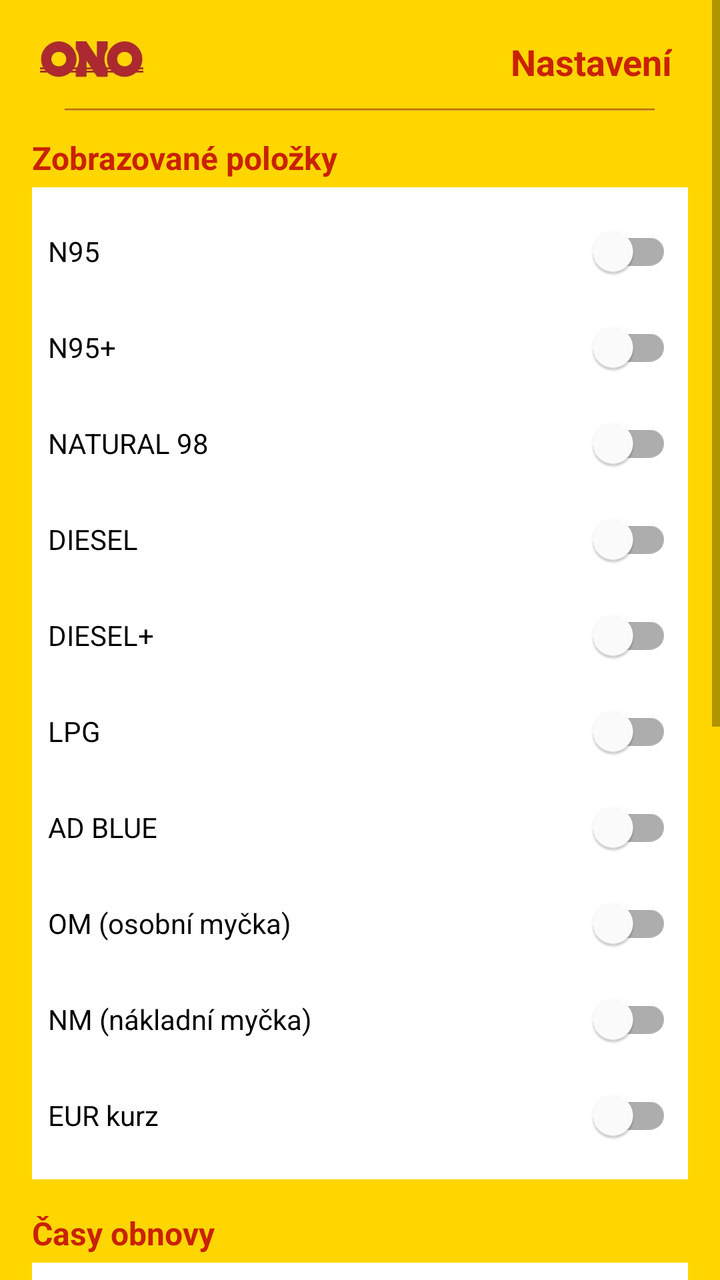
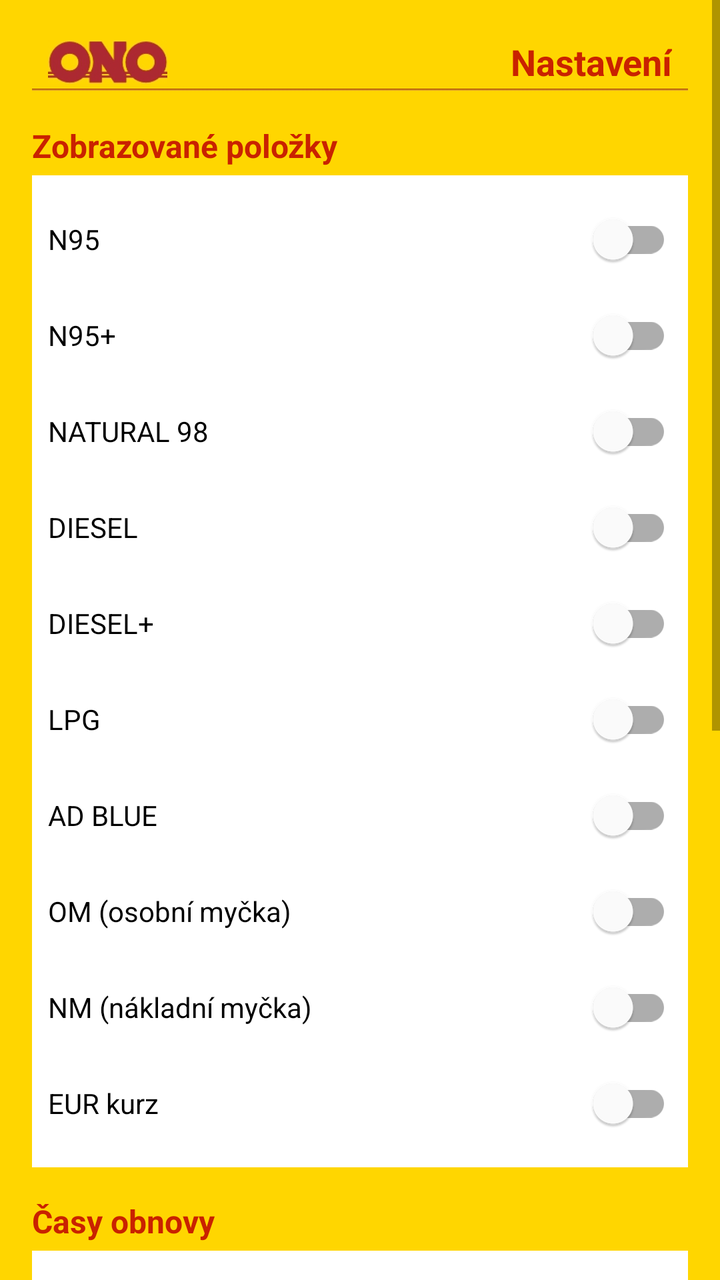

Screens rendered from an Android XML layout before and after an edit, with the pre-edit source and the edit as a unified diff.
<!-- AndroidManifest.xml: activity theme Theme.TankONOWidget -->
<!-- res/layout/activity_main.xml -->
<?xml version="1.0" encoding="utf-8"?>

<ScrollView xmlns:android="http://schemas.android.com/apk/res/android"
    xmlns:app="http://schemas.android.com/apk/res-auto"
    android:layout_width="match_parent"
    android:layout_height="match_parent"
    android:background="@color/yellow">

    <LinearLayout
        android:layout_width="match_parent"
        android:layout_height="wrap_content"
        android:orientation="vertical"
        android:padding="16dp">

        
        <LinearLayout
            android:layout_width="match_parent"
            android:layout_height="30dp"
            android:orientation="horizontal"
            android:gravity="center_vertical"
            android:background="@color/yellow">

            <ImageView
                android:layout_width="wrap_content"
                android:layout_height="22dp"
                android:src="@drawable/logo_text"
                android:scaleType="fitStart"
                android:paddingStart="4dp"
                android:contentDescription="ONO text" />

            <TextView
                android:layout_width="0dp"
                android:layout_height="match_parent"
                android:layout_weight="1"
                android:text="Nastavení"
                android:textSize="18sp"
                android:textColor="@color/red"
                android:textStyle="bold"
                android:gravity="center_vertical|end"
                android:paddingEnd="8dp" />

        </LinearLayout>

        
        <LinearLayout
            android:layout_width="match_parent"
            android:layout_height="wrap_content"
            android:orientation="horizontal"
            android:layout_marginTop="4dp"
            android:layout_marginBottom="4dp">

            <View
                android:layout_width="0dp"
                android:layout_weight="5"
                android:layout_height="1dp" />

            <ImageView
                android:layout_width="0dp"
                android:layout_weight="90"
                android:layout_height="6dp"
                android:src="@drawable/logo_linka"
                android:scaleType="fitXY"
                android:contentDescription="Linka" />

            <View
                android:layout_width="0dp"
                android:layout_weight="5"
                android:layout_height="1dp" />

        </LinearLayout>

        
        <TextView
            android:layout_width="wrap_content"
            android:layout_height="wrap_content"
            android:text="Zobrazované položky"
            android:textSize="16sp"
            android:textStyle="bold"
            android:textColor="@color/red"
            android:layout_marginTop="8dp" />

        <LinearLayout
            android:layout_width="match_parent"
            android:layout_height="wrap_content"
            android:orientation="vertical"
            android:background="@color/white"
            android:padding="8dp"
            android:layout_marginTop="4dp">

            <com.google.android.material.switchmaterial.SwitchMaterial
                android:id="@+id/switch_n95"
                android:layout_width="match_parent"
                android:layout_height="wrap_content"
                android:text="N95" />

            <com.google.android.material.switchmaterial.SwitchMaterial
                android:id="@+id/switch_n95p"
                android:layout_width="match_parent"
                android:layout_height="wrap_content"
                android:text="N95+" />

            <com.google.android.material.switchmaterial.SwitchMaterial
                android:id="@+id/switch_n98"
                android:layout_width="match_parent"
                android:layout_height="wrap_content"
                android:text="NATURAL 98" />

            <com.google.android.material.switchmaterial.SwitchMaterial
                android:id="@+id/switch_diesel"
                android:layout_width="match_parent"
                android:layout_height="wrap_content"
                android:text="DIESEL" />

            <com.google.android.material.switchmaterial.SwitchMaterial
                android:id="@+id/switch_diesel_plus"
                android:layout_width="match_parent"
                android:layout_height="wrap_content"
                android:text="DIESEL+" />

            <com.google.android.material.switchmaterial.SwitchMaterial
                android:id="@+id/switch_lpg"
                android:layout_width="match_parent"
                android:layout_height="wrap_content"
                android:text="LPG" />

            <com.google.android.material.switchmaterial.SwitchMaterial
                android:id="@+id/switch_adblue"
                android:layout_width="match_parent"
                android:layout_height="wrap_content"
                android:text="AD BLUE" />

            <com.google.android.material.switchmaterial.SwitchMaterial
                android:id="@+id/switch_om"
                android:layout_width="match_parent"
                android:layout_height="wrap_content"
                android:text="OM (osobní myčka)" />

            <com.google.android.material.switchmaterial.SwitchMaterial
                android:id="@+id/switch_nm"
                android:layout_width="match_parent"
                android:layout_height="wrap_content"
                android:text="NM (nákladní myčka)" />

            <com.google.android.material.switchmaterial.SwitchMaterial
                android:id="@+id/switch_euro"
                android:layout_width="match_parent"
                android:layout_height="wrap_content"
                android:text="EUR kurz" />

        </LinearLayout>

        
        <TextView
            android:layout_width="wrap_content"
            android:layout_height="wrap_content"
            android:text="Časy obnovy"
            android:textSize="16sp"
            android:textStyle="bold"
            android:textColor="@color/red"
            android:layout_marginTop="16dp" />

        <LinearLayout
            android:layout_width="match_parent"
            android:layout_height="wrap_content"
            android:orientation="vertical"
            android:background="@color/white"
            android:padding="8dp"
            android:layout_marginTop="4dp">

            <LinearLayout
                android:layout_width="match_parent"
                android:layout_height="wrap_content"
                android:orientation="horizontal"
                android:layout_marginBottom="4dp">
                <TextView
                    android:layout_width="120dp"
                    android:layout_height="wrap_content"
                    android:text="Začátek špičky:" />
                <EditText
                    android:id="@+id/et_peak_start"
                    android:layout_width="0dp"
                    android:layout_weight="1"
                    android:layout_height="wrap_content"
                    android:inputType="text"
                    android:text="14:30" />
            </LinearLayout>

            <LinearLayout
                android:layout_width="match_parent"
                android:layout_height="wrap_content"
                android:orientation="horizontal"
                android:layout_marginBottom="4dp">
                <TextView
                    android:layout_width="120dp"
                    android:layout_height="wrap_content"
                    android:text="Konec špičky:" />
                <EditText
                    android:id="@+id/et_peak_end"
                    android:layout_width="0dp"
                    android:layout_weight="1"
                    android:layout_height="wrap_content"
                    android:inputType="text"
                    android:text="16:00" />
            </LinearLayout>

            <LinearLayout
                android:layout_width="match_parent"
                android:layout_height="wrap_content"
                android:orientation="horizontal"
                android:layout_marginBottom="4dp">
                <TextView
                    android:layout_width="120dp"
                    android:layout_height="wrap_content"
                    android:text="Interval špička (min):" />
                <EditText
                    android:id="@+id/et_peak_interval"
                    android:layout_width="0dp"
                    android:layout_weight="1"
                    android:layout_height="wrap_content"
                    android:inputType="number"
                    android:text="10" />
            </LinearLayout>

            <LinearLayout
                android:layout_width="match_parent"
                android:layout_height="wrap_content"
                android:orientation="horizontal">
                <TextView
                    android:layout_width="120dp"
                    android:layout_height="wrap_content"
                    android:text="Interval mimo (min):" />
                <EditText
                    android:id="@+id/et_off_peak_interval"
                    android:layout_width="0dp"
                    android:layout_weight="1"
                    android:layout_height="wrap_content"
                    android:inputType="number"
                    android:text="60" />
            </LinearLayout>

        </LinearLayout>

        
        <TextView
            android:layout_width="wrap_content"
            android:layout_height="wrap_content"
            android:text="Vzhled"
            android:textSize="16sp"
            android:textStyle="bold"
            android:textColor="@color/red"
            android:layout_marginTop="16dp" />

        <LinearLayout
            android:layout_width="match_parent"
            android:layout_height="wrap_content"
            android:orientation="vertical"
            android:background="@color/white"
            android:padding="8dp"
            android:layout_marginTop="4dp">

            <com.google.android.material.switchmaterial.SwitchMaterial
                android:id="@+id/switch_hide_icon"
                android:layout_width="match_parent"
                android:layout_height="wrap_content"
                android:text="Skrýt ikonu ze seznamu aplikací" />

        </LinearLayout>

        
        <LinearLayout
            android:layout_width="match_parent"
            android:layout_height="wrap_content"
            android:orientation="horizontal"
            android:layout_marginTop="16dp">

            <Button
                android:id="@+id/btn_save"
                android:layout_width="0dp"
                android:layout_weight="1"
                android:layout_height="wrap_content"
                android:text="Uložit"
                android:backgroundTint="@color/red"
                android:layout_marginEnd="8dp" />

            <Button
                android:id="@+id/btn_update_now"
                android:layout_width="0dp"
                android:layout_weight="1"
                android:layout_height="wrap_content"
                android:text="Aktualizovat nyní"
                android:backgroundTint="@color/red" />

        </LinearLayout>

        
        <LinearLayout
            android:layout_width="match_parent"
            android:layout_height="wrap_content"
            android:orientation="horizontal"
            android:layout_marginTop="8dp">

            <Button
                android:id="@+id/btn_show_log"
                android:layout_width="0dp"
                android:layout_weight="1"
                android:layout_height="wrap_content"
                android:text="Zobrazit log"
                android:backgroundTint="@color/red"
                android:layout_marginEnd="4dp" />

            <Button
                android:id="@+id/btn_export_log"
                android:layout_width="0dp"
                android:layout_weight="1"
                android:layout_height="wrap_content"
                android:text="Export log"
                android:backgroundTint="@color/red"
                android:layout_marginStart="4dp"
                android:layout_marginEnd="4dp" />

            <Button
                android:id="@+id/btn_clear_log"
                android:layout_width="0dp"
                android:layout_weight="1"
                android:layout_height="wrap_content"
                android:text="Smazat log"
                android:backgroundTint="@color/red"
                android:layout_marginStart="4dp" />

        </LinearLayout>

        
        <TextView
            android:id="@+id/tv_last_update"
            android:layout_width="match_parent"
            android:layout_height="wrap_content"
            android:text="Poslední změna cen: --\nPoslední aktualizace: --"
            android:textSize="12sp"
            android:textColor="@color/grey_text"
            android:gravity="center"
            android:layout_marginTop="16dp" />

    </LinearLayout>

</ScrollView>
<!-- resources referenced by this layout -->
<resources>
  <color name="grey_text">#666666</color>
  <color name="red">#C92200</color>
  <color name="white">#FFFFFF</color>
  <color name="yellow">#FFD600</color>
  <!-- drawable logo_linka: png bitmap (drawable-hdpi, 208 bytes) -->
  <!-- drawable logo_text: png bitmap (drawable-hdpi, 13843 bytes) -->
  <style name="Theme.TankONOWidget" parent="Theme.MaterialComponents.DayNight.NoActionBar">
          <item name="colorPrimary">@color/red</item>
          <item name="colorPrimaryVariant">@color/red</item>
          <item name="colorOnPrimary">@color/white</item>
          <item name="colorSecondary">@color/yellow</item>
          <item name="colorSecondaryVariant">@color/yellow</item>
          <item name="colorOnSecondary">@color/black</item>
          <item name="android:statusBarColor">@color/red</item>
      </style>
  <color name="black">#000000</color>
</resources>

<!-- the commit's change to res/layout/activity_main.xml (unified diff, before → after) -->
@@ -13,61 +13,49 @@
         android:padding="16dp">
 
         
-        <LinearLayout
+        <FrameLayout
             android:layout_width="match_parent"
             android:layout_height="30dp"
-            android:orientation="horizontal"
-            android:gravity="center_vertical"
             android:background="@color/yellow">
 
+            
             <ImageView
-                android:layout_width="wrap_content"
-                android:layout_height="22dp"
-                android:src="@drawable/logo_text"
-                android:scaleType="fitStart"
-                android:paddingStart="4dp"
-                android:contentDescription="ONO text" />
-
-            <TextView
-                android:layout_width="0dp"
-                android:layout_height="match_parent"
-                android:layout_weight="1"
-                android:text="Nastavení"
-                android:textSize="18sp"
-                android:textColor="@color/red"
-                android:textStyle="bold"
-                android:gravity="center_vertical|end"
-                android:paddingEnd="8dp" />
-
-        </LinearLayout>
-
-        
-        <LinearLayout
-            android:layout_width="match_parent"
-            android:layout_height="wrap_content"
-            android:orientation="horizontal"
-            android:layout_marginTop="4dp"
-            android:layout_marginBottom="4dp">
-
-            <View
-                android:layout_width="0dp"
-                android:layout_weight="5"
-                android:layout_height="1dp" />
-
-            <ImageView
-                android:layout_width="0dp"
-                android:layout_weight="90"
+                android:layout_width="match_parent"
                 android:layout_height="6dp"
+                android:layout_gravity="bottom"
                 android:src="@drawable/logo_linka"
                 android:scaleType="fitXY"
                 android:contentDescription="Linka" />
 
-            <View
-                android:layout_width="0dp"
-                android:layout_weight="5"
-                android:layout_height="1dp" />
-
-        </LinearLayout>
+            
+            <LinearLayout
+                android:layout_width="match_parent"
+                android:layout_height="match_parent"
+                android:orientation="horizontal"
+                android:gravity="center_vertical"
+                android:paddingStart="8dp"
+                android:paddingEnd="8dp">
+
+                <ImageView
+                    android:layout_width="60dp"
+                    android:layout_height="22dp"
+                    android:src="@drawable/logo_text"
+                    android:scaleType="fitStart"
+                    android:contentDescription="ONO text" />
+
+                <TextView
+                    android:layout_width="0dp"
+                    android:layout_height="match_parent"
+                    android:layout_weight="1"
+                    android:text="Nastavení"
+                    android:textSize="18sp"
+                    android:textColor="@color/red"
+                    android:textStyle="bold"
+                    android:gravity="center_vertical|end" />
+
+            </LinearLayout>
+
+        </FrameLayout>
 
         
         <TextView
@@ -77,7 +65,7 @@
             android:textSize="16sp"
             android:textStyle="bold"
             android:textColor="@color/red"
-            android:layout_marginTop="8dp" />
+            android:layout_marginTop="16dp" />
 
         <LinearLayout
             android:layout_width="match_parent"
